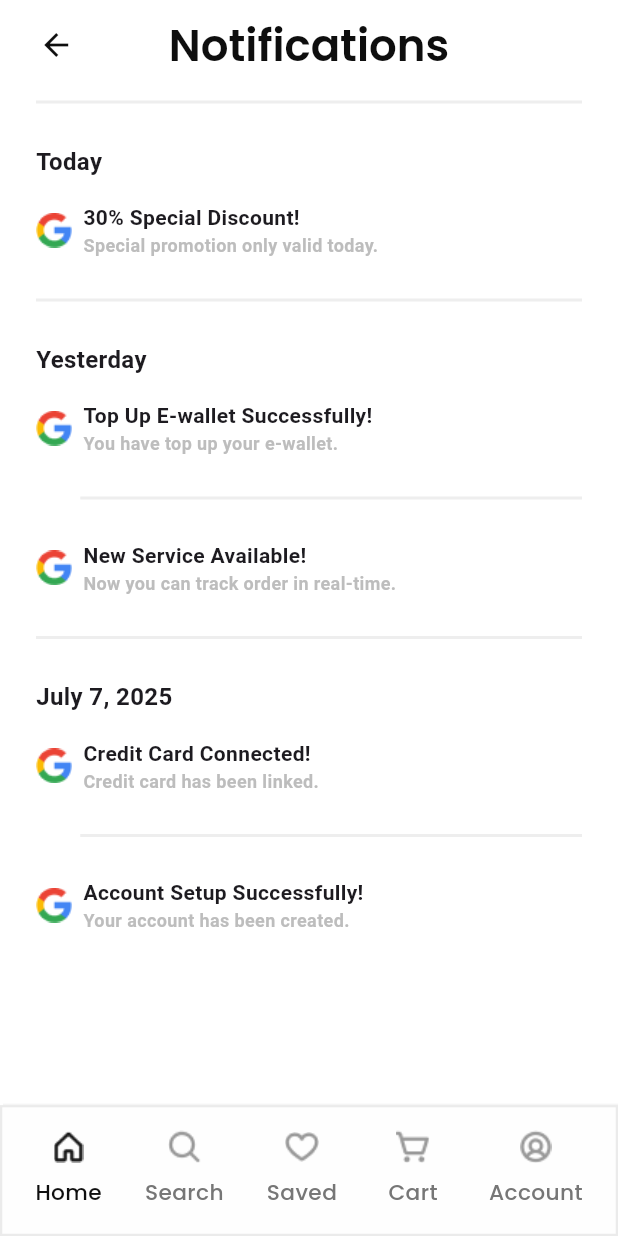
After one commit to Shahin1011/Freebie, a Flutter app: the NotificationScreen screen opened by its route, on a phone screen of 412 x 824 dp. The commit adds this screen. Run offline on Flutter 3.47's test engine with Material 3 defaults, Android fonts, the phone set to English and light mode, and no system bars; our stand-ins replace cached_network_image, flutter_screenutil, flutter_spinkit, flutter_svg, fluttertoast, get and 4 more; network calls fail.

Commit message:
Updated the notification section

```diff
--- a/lib/core/app_routes/app_routes.dart
+++ b/lib/core/app_routes/app_routes.dart
@@ -2,8 +2,9 @@
 import 'package:freebie/view/screens/Account/account_screen.dart';
 import 'package:freebie/view/screens/Cart/cart_screen.dart';
 import 'package:freebie/view/screens/auth/reset_password_screen/reset_password_screen.dart';
-import 'package:freebie/view/screens/home/empty_notification_screen.dart';
 import 'package:freebie/view/screens/home/home_screen.dart';
+import 'package:freebie/view/screens/home/notification_screen/empty_notification_screen.dart';
+import 'package:freebie/view/screens/home/notification_screen/notification_screen.dart';
 import 'package:freebie/view/screens/home/product_details_screen.dart';
 import 'package:freebie/view/screens/saved/saved_screen.dart';
 import 'package:freebie/view/screens/search/search_screen.dart';
@@ -33,6 +34,7 @@ class AppRoutes {
   static const String accountScreen = "/AccountScreen";
   static const String productDetailsScreen = "/ProductDetailsScreen";
   static const String emptyNotificationScreen = "/EmptyNotificationScreen";
+  static const String notificationScreen = "/NotificationScreen";
 
 
 
@@ -57,6 +59,7 @@ class AppRoutes {
     GetPage(name: accountScreen, page: () => AccountScreen()),
     GetPage(name: productDetailsScreen, page: () => ProductDetailsScreen()),
     GetPage(name: emptyNotificationScreen, page: () => EmptyNotificationScreen()),
+    GetPage(name: notificationScreen, page: () => NotificationScreen()),
 
 
 
--- a/lib/utils/app_icons/app_icons.dart
+++ b/lib/utils/app_icons/app_icons.dart
@@ -32,6 +32,10 @@ class AppIcons {
 
   static const String cartIcon = "assets/icons/cartIcon.png";
   static const String bigNotifi = "assets/icons/bigNotification.png";
+  static const String disIcon = "assets/icons/discountIcon.png";
+  static const String walletIcon = "assets/icons/walletIcon.png";
+  static const String locationIcon = "assets/icons/locationIcon.png";
+  static const String creditIcon = "assets/icons/creditIcon.png";
 
 
 
--- a/lib/view/screens/home/home_screen.dart
+++ b/lib/view/screens/home/home_screen.dart
@@ -30,7 +30,7 @@ class HomeScreen extends StatelessWidget{
                 ),
                 IconButton(
                   onPressed: (){
-                    Get.toNamed(AppRoutes.emptyNotificationScreen);
+                    Get.toNamed(AppRoutes.notificationScreen);
                   },
                   icon: CustomImage(
                     imageSrc: AppIcons.notificationIcon,
--- a/lib/view/screens/home/empty_notification_screen.dart
+++ b/lib/view/screens/home/notification_screen/empty_notification_screen.dart
@@ -25,7 +25,7 @@ class EmptyNotificationScreen extends StatelessWidget{
           children: [
             Divider(
               thickness: 2,
-              color: Colors.grey[300],
+              color: Colors.grey[200],
             ),
 
             SizedBox(height: 214,),
@@ -34,7 +34,7 @@ class EmptyNotificationScreen extends StatelessWidget{
               height: 60,
               width: 60,
             ),
-            SizedBox(height: 24,),
+            SizedBox(height: 20,),
             CustomText(
               text: "You haven’t gotten any\nnotifications yet!",
               fontSize: 20,
--- /dev/null
+++ b/lib/view/screens/home/notification_screen/notification_screen.dart
@@ -0,0 +1,279 @@
+import 'package:flutter/material.dart';
+import 'package:freebie/utils/app_colors/app_colors.dart';
+import 'package:freebie/utils/app_icons/app_icons.dart';
+import 'package:freebie/view/components/custom_image/custom_image.dart';
+import 'package:freebie/view/components/custom_nav_bar/navbar.dart';
+import 'package:freebie/view/components/custom_royel_appbar/custom_royel_appbar.dart';
+import 'package:freebie/view/components/custom_text/custom_text.dart';
+
+class NotificationScreen extends StatelessWidget{
+  const NotificationScreen({super.key});
+
+
+
+  @override
+  Widget build(BuildContext context) {
+    return Scaffold(
+      appBar: CustomRoyelAppbar(
+        leftIcon: true,
+        titleName: "Notifications",
+      ),
+      body: Padding(
+        padding: EdgeInsets.symmetric(horizontal: 24,),
+        child: ListView(
+          scrollDirection: Axis.vertical,
+          children: [
+            Divider(
+              thickness: 2,
+              color: Colors.grey[200],
+            ),
+
+            SizedBox(height: 20,),
+            Column(
+              crossAxisAlignment: CrossAxisAlignment.start,
+              children: [
+                Text(
+                  "Today",
+                  style: TextStyle(
+                    fontSize: 16,
+                    fontWeight: FontWeight.w600,
+                  ),
+                ),
+                SizedBox(height: 16,),
+                Row(
+                  mainAxisAlignment: MainAxisAlignment.start,
+                  children: [
+                    CustomImage(
+                      imageSrc: AppIcons.googleImg,
+                      width: 24,
+                      height: 24,
+                    ),
+                    SizedBox(width: 7.5,),
+                    Column(
+                      crossAxisAlignment: CrossAxisAlignment.start,
+                      children: [
+                        Text(
+                          "30% Special Discount!",
+                          style: TextStyle(
+                            fontSize: 14,
+                            fontWeight: FontWeight.w600,
+                          ),
+                        ),
+
+                        Text(
+                          "Special promotion only valid today.",
+                          style: TextStyle(
+                            fontSize: 12,
+                            fontWeight: FontWeight.w600,
+                            color: Colors.grey[400],
+                          ),
+                        ),
+                      ],
+                    )
+                  ],
+                ),
+                SizedBox(height: 20,),
+                Divider(
+                  thickness: 2,
+                  color: Colors.grey[200],
+                ),
+              ],
+            ),
+
+            SizedBox(height: 20,),
+            Column(
+              crossAxisAlignment: CrossAxisAlignment.start,
+              children: [
+                Text(
+                  "Yesterday",
+                  style: TextStyle(
+                    fontSize: 16,
+                    fontWeight: FontWeight.w600,
+                  ),
+                ),
+                SizedBox(height: 16,),
+                Row(
+                  mainAxisAlignment: MainAxisAlignment.start,
+                  children: [
+                    CustomImage(
+                      imageSrc: AppIcons.googleImg,
+                      width: 24,
+                      height: 24,
+                    ),
+                    SizedBox(width: 7.5,),
+                    Column(
+                      crossAxisAlignment: CrossAxisAlignment.start,
+                      children: [
+                        Text(
+                          "Top Up E-wallet Successfully!",
+                          style: TextStyle(
+                            fontSize: 14,
+                            fontWeight: FontWeight.w600,
+                          ),
+                        ),
+
+                        Text(
+                          "You have top up your e-wallet.",
+                          style: TextStyle(
+                            fontSize: 12,
+                            fontWeight: FontWeight.w600,
+                            color: Colors.grey[400],
+                          ),
+                        ),
+                      ],
+                    )
+                  ],
+                ),
+                SizedBox(height: 20,),
+                Padding(
+                  padding: EdgeInsets.only(left: 29.5),
+                  child: Divider(
+                    thickness: 2,
+                    color: Colors.grey[200],
+                  ),
+                ),
+
+                SizedBox(height: 20,),
+                Row(
+                  mainAxisAlignment: MainAxisAlignment.start,
+                  children: [
+                    CustomImage(
+                      imageSrc: AppIcons.googleImg,
+                      width: 24,
+                      height: 24,
+                    ),
+                    SizedBox(width: 7.5,),
+                    Column(
+                      crossAxisAlignment: CrossAxisAlignment.start,
+                      children: [
+                        Text(
+                          "New Service Available!",
+                          style: TextStyle(
+                            fontSize: 14,
+                            fontWeight: FontWeight.w600,
+                          ),
+                        ),
+
+                        Text(
+                          "Now you can track order in real-time.",
+                          style: TextStyle(
+                            fontSize: 12,
+                            fontWeight: FontWeight.w600,
+                            color: Colors.grey[400],
+                          ),
+                        ),
+                      ],
+                    )
+                  ],
+                ),
+
+                SizedBox(height: 20,),
+                Divider(
+                  thickness: 2,
+                  color: Colors.grey[200],
+                ),
+
+              ],
+            ),
+
+            SizedBox(height: 20,),
+            Column(
+              crossAxisAlignment: CrossAxisAlignment.start,
+              children: [
+                Text(
+                  "July 7, 2025",
+                  style: TextStyle(
+                    fontSize: 16,
+                    fontWeight: FontWeight.w600,
+                  ),
+                ),
+                SizedBox(height: 16,),
+                Row(
+                  mainAxisAlignment: MainAxisAlignment.start,
+                  children: [
+                    CustomImage(
+                      imageSrc: AppIcons.googleImg,
+                      width: 24,
+                      height: 24,
+                    ),
+                    SizedBox(width: 7.5,),
+                    Column(
+                      crossAxisAlignment: CrossAxisAlignment.start,
+                      children: [
+                        Text(
+                          "Credit Card Connected!",
+                          style: TextStyle(
+                            fontSize: 14,
+                            fontWeight: FontWeight.w600,
+                          ),
+                        ),
+
+                        Text(
+                          "Credit card has been linked.",
+                          style: TextStyle(
+                            fontSize: 12,
+                            fontWeight: FontWeight.w600,
+                            color: Colors.grey[400],
+                          ),
+                        ),
+                      ],
+                    )
+                  ],
+                ),
+                SizedBox(height: 20,),
+                Padding(
+                  padding: EdgeInsets.only(left: 29.5),
+                  child: Divider(
+                    thickness: 2,
+                    color: Colors.grey[200],
+                  ),
+                ),
+
+                SizedBox(height: 20,),
+                Row(
+                  mainAxisAlignment: MainAxisAlignment.start,
+                  children: [
+                    CustomImage(
+                      imageSrc: AppIcons.googleImg,
+                      width: 24,
+                      height: 24,
+                    ),
+                    SizedBox(width: 7.5,),
+                    Column(
+                      crossAxisAlignment: CrossAxisAlignment.start,
+                      children: [
+                        Text(
+                          "Account Setup Successfully!",
+                          style: TextStyle(
+                            fontSize: 14,
+                            fontWeight: FontWeight.w600,
+                          ),
+                        ),
+
+                        Text(
+                          "Your account has been created.",
+                          style: TextStyle(
+                            fontSize: 12,
+                            fontWeight: FontWeight.w600,
+                            color: Colors.grey[400],
+                          ),
+                        ),
+                      ],
+                    )
+                  ],
+                ),
+
+              ],
+            ),
+
+          ],
+        ),
+
+      ),
+      bottomNavigationBar: NavBar(currentIndex: 0,),
+    );
+
+  }
+
+
+}
```
Also changed, not shown: lib/model/cart_item_model.dart (added, +16 -0 lines), lib/view/screens/Cart/cart_screen.dart (+60 -2 lines), lib/view/screens/Cart/widget/Cart_item_card.dart (added, +83 -0 lines), lib/view/screens/search/search_screen.dart (+5 -3 lines), assets/icons/creditIcon.png (added), assets/icons/discountIcon.png (added), assets/icons/locationIcon.png (added), assets/icons/walletIcon.png (added).
